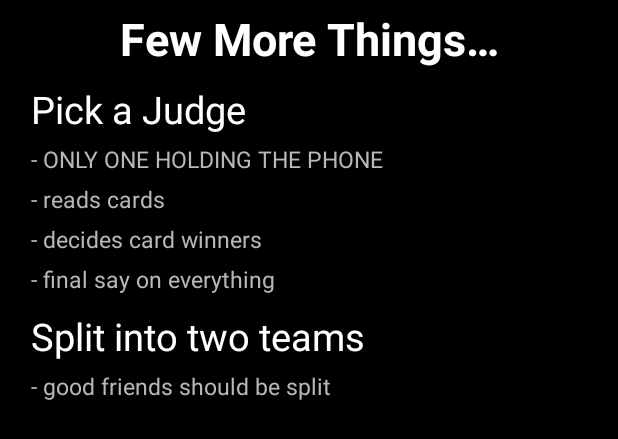
After one commit to JonathanParker/CharDee-Mac, an Android app: the layout dialog_deck_msg.xml on its own in the app's theme, with its tools: preview values and no code run, on a phone screen of 412 x 824 dp. The commit adds this screen. Shown: the top 439 px of the screen. Run offline under Robolectric (Android 15) with nearby library versions, the phone set to English and light mode, and no system bars.

Commit message:
added gamHasStarted

```diff
--- a/app/src/main/java/com/game/jason/chardeemacdennis20170417/CardActivity.java
+++ b/app/src/main/java/com/game/jason/chardeemacdennis20170417/CardActivity.java
@@ -39,6 +39,7 @@ public class CardActivity extends AppCompatActivity {
     String teamThatsUp;
     int playerNumber;
     int teamScore;
+    Boolean gameHasStarted;
     String enabledDeck;
     private Intent goToDeck;
     private  Intent goToMain;
@@ -118,10 +119,12 @@ public class CardActivity extends AppCompatActivity {
             }
         });
 
-        if(blueScore == 0 && redScore == 0) {
+        if(!gameHasStarted) {
             RelativeLayout turnExpRL = (RelativeLayout) findViewById(R.id.try_swiping_container_RL);
             turnExpRL.setVisibility(View.VISIBLE);
         }
+
+        gameHasStarted = true;
     }
 
     public void setVariables() {
@@ -134,6 +137,7 @@ public class CardActivity extends AppCompatActivity {
         playerNumber = this.getIntent().getIntExtra("playerNumber",0);
         blueScore = getIntent().getIntExtra("blueScore",0);
         redScore = getIntent().getIntExtra("redScore",0);
+        gameHasStarted = getIntent().getBooleanExtra("gameHasStarted", false);
     }
     public void onAutoAdvanceClick(View view) {
 
@@ -355,6 +359,7 @@ public class CardActivity extends AppCompatActivity {
         intent.putExtra("blueScore", blueScore);
         intent.putExtra("redScore", redScore);
         intent.putExtra("continueMusic", continueMusic);
+        intent.putExtra("gameHasStarted", gameHasStarted);
     }
 
 }
--- a/app/src/main/java/com/game/jason/chardeemacdennis20170417/DeckActivity.java
+++ b/app/src/main/java/com/game/jason/chardeemacdennis20170417/DeckActivity.java
@@ -40,6 +40,7 @@ public class DeckActivity extends AppCompatActivity {
     String enabledDeck;
     Intent goToCards;
     public Boolean continueMusic;
+    Boolean gameHasStarted;
     ImageButton mindDeckButton;
     ImageButton bodyDeckButton;
     ImageButton spiritDeckButton;
@@ -95,10 +96,11 @@ public class DeckActivity extends AppCompatActivity {
             spiritDeckButton.setAlpha(1f);
         }
 
-        if(blueScore == 0 && redScore == 0) {
+        if(!gameHasStarted) {
             RelativeLayout turnExpRL = (RelativeLayout) findViewById(R.id.turn_exp_RL);
             turnExpRL.setVisibility(View.VISIBLE);
         }
+
     }
 
     public void setUpContext() {
@@ -109,7 +111,8 @@ public class DeckActivity extends AppCompatActivity {
         blueScore = this.getIntent().getIntExtra("blueScore",0);
         redScore = this.getIntent().getIntExtra("redScore",0);
         teamThatsUp = this.getIntent().getStringExtra("teamThatsUp");
-        playerNumber = this.getIntent().getIntExtra("playerNumber",0);
+        playerNumber = this.getIntent().getIntExtra("playerNumber",4);
+        gameHasStarted = this.getIntent().getBooleanExtra("gameHasStarted", false);
         enabledDeck = "mindDeck";
     }
 
@@ -149,6 +152,7 @@ public class DeckActivity extends AppCompatActivity {
         intent.putExtra("blueScore", blueScore);
         intent.putExtra("redScore", redScore);
         intent.putExtra("continueMusic", continueMusic);
+        intent.putExtra("gameHasStarted",gameHasStarted);
     }
 
     public void onMindDeckClick(View view) {
--- /dev/null
+++ b/app/src/main/res/layout/dialog_deck_msg.xml
@@ -0,0 +1,130 @@
+<?xml version="1.0" encoding="utf-8"?>
+<LinearLayout xmlns:android="http://schemas.android.com/apk/res/android"
+    android:layout_width="match_parent"
+    android:layout_height="match_parent"
+    android:orientation="vertical"
+    android:background="@color/black"
+    android:padding="5dp">
+
+    <ScrollView
+        android:layout_width="match_parent"
+        android:layout_height="0dp"
+        android:layout_weight="1">
+
+        <LinearLayout
+            android:layout_width="match_parent"
+            android:layout_height="wrap_content"
+            android:orientation="vertical">
+
+            <TextView
+                android:id="@+id/title"
+                android:textColor="@color/white"
+                android:textAlignment="center"
+                android:layout_width="match_parent"
+                android:layout_height="wrap_content"
+                android:paddingEnd="5dp"
+                android:paddingStart="5dp"
+                android:text="@string/deck_msg_title"
+                android:textSize="30sp"
+                android:textStyle="bold"
+                android:drawableBottom="@color/light_gray"/>
+
+
+            <TextView
+                android:id="@+id/judge"
+                android:buttonTint="@color/light_gray"
+                android:textColor="@color/white"
+                android:layout_width="match_parent"
+                android:layout_height="wrap_content"
+                android:layout_marginStart="10dp"
+                android:paddingEnd="5dp"
+                android:paddingStart="5dp"
+                android:paddingTop="10dp"
+                android:text="Pick a Judge"
+                android:textSize="25sp" />
+
+            <TextView
+                android:id="@+id/judgeSub0"
+                android:buttonTint="@color/light_gray"
+                android:textColor="@color/light_gray"
+                android:layout_width="match_parent"
+                android:layout_height="wrap_content"
+                android:layout_marginStart="10dp"
+                android:paddingEnd="5dp"
+                android:paddingStart="5dp"
+                android:paddingTop="5dp"
+                android:text="@string/judge_sub0"
+                android:textSize="15sp" />
+
+
+            <TextView
+                android:id="@+id/judgeSub1"
+                android:buttonTint="@color/light_gray"
+                android:textColor="@color/light_gray"
+                android:layout_width="match_parent"
+                android:layout_height="wrap_content"
+                android:layout_marginStart="10dp"
+                android:paddingEnd="5dp"
+                android:paddingStart="5dp"
+                android:paddingTop="5dp"
+                android:text="@string/judge_sub1"
+                android:textSize="15sp" />
+
+            <TextView
+                android:id="@+id/judgeSub2"
+                android:buttonTint="@color/light_gray"
+                android:textColor="@color/light_gray"
+                android:layout_width="match_parent"
+                android:layout_height="wrap_content"
+                android:layout_marginStart="10dp"
+                android:paddingEnd="5dp"
+                android:paddingStart="5dp"
+                android:paddingTop="5dp"
+                android:text="@string/judge_sub2"
+                android:textSize="15sp" />
+
+            <TextView
+                android:id="@+id/judgeSub3"
+                android:buttonTint="@color/light_gray"
+                android:textColor="@color/light_gray"
+                android:layout_width="match_parent"
+                android:layout_height="wrap_content"
+                android:layout_marginStart="10dp"
+                android:paddingEnd="5dp"
+                android:paddingStart="5dp"
+                android:paddingTop="5dp"
+                android:text="@string/judge_sub3"
+                android:textSize="15sp" />
+
+            <TextView
+                android:id="@+id/spit_team"
+                android:buttonTint="@color/light_gray"
+                android:textColor="@color/white"
+                android:layout_width="match_parent"
+                android:layout_height="wrap_content"
+                android:layout_marginStart="10dp"
+                android:paddingEnd="5dp"
+                android:paddingStart="5dp"
+                android:paddingTop="10dp"
+                android:text="@string/splitTeam"
+                android:textSize="25sp" />
+
+            <TextView
+                android:id="@+id/splitSub1"
+                android:buttonTint="@color/light_gray"
+                android:textColor="@color/light_gray"
+                android:layout_width="match_parent"
+                android:layout_height="wrap_content"
+                android:layout_marginStart="10dp"
+                android:paddingEnd="5dp"
+                android:paddingStart="5dp"
+                android:paddingTop="5dp"
+                android:text="@string/splitTeam_sub1"
+                android:textSize="15sp" />
+
+
+        </LinearLayout>
+
+    </ScrollView>
+
+</LinearLayout>
--- a/app/src/main/res/values/strings.xml
+++ b/app/src/main/res/values/strings.xml
@@ -12,8 +12,13 @@
     <string name="key_pref_music_volume">preference music volume</string>
     <string name="full_game">Full</string>
     <string name="banner_ad_unit_id">ca-app-pub-3940256099942544/6300978111</string>
-
-
+    <string name="judge_sub1">- reads cards</string>
+    <string name="judge_sub2">- decides card winners</string>
+    <string name="judge_sub3">- final say on everything</string>
+    <string name="splitTeam_sub1">- good friends should be split</string>
+    <string name="splitTeam">Split into two teams</string>
+    <string name="judge_sub0">- ONLY ONE HOLDING THE PHONE</string>
+    <string name="deck_msg_title">Few More Things…</string>
 
 
     <string-array name="mind_deck_title">
```
